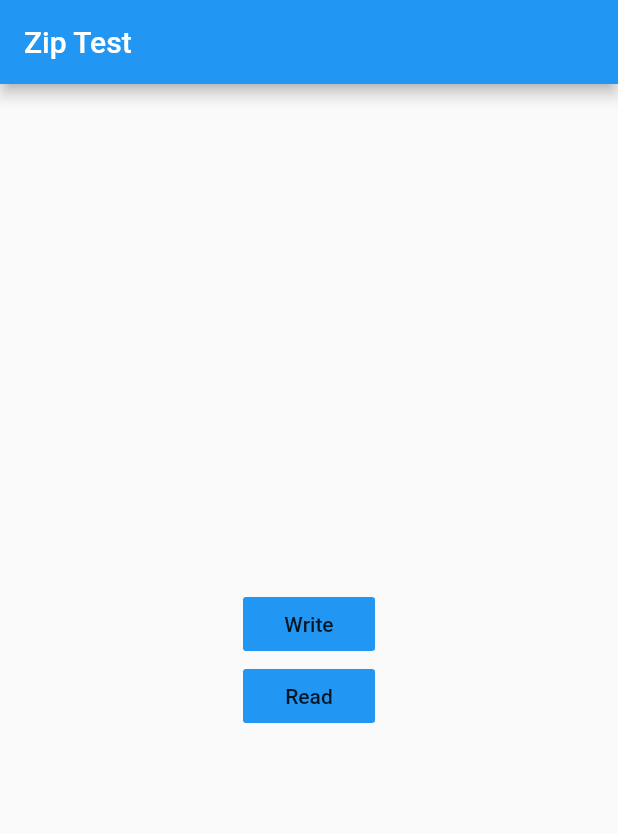
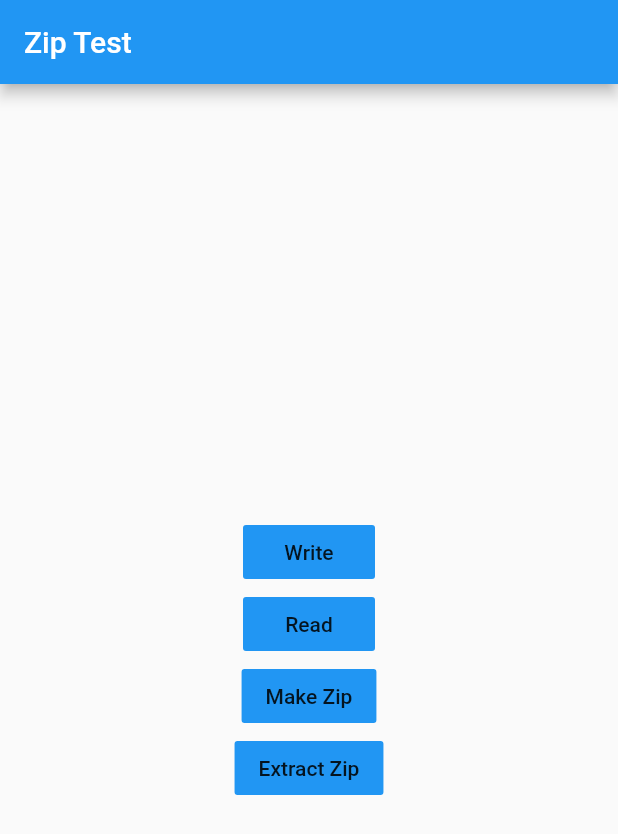
Before and after one commit to ibrahim-cse/zip_test1, a Flutter app: the screen it shows after launch, after a tap on "Write", on a phone screen of 412 x 824 dp. Shown: the top 834 px of the screen. Run offline on Flutter 3.47's test engine with Material 2 defaults, Android fonts, the phone set to English and light mode, and no system bars; our stand-ins replace file_picker, image_picker, open_file.

Commit message:
Added zip

```diff
--- a/lib/main.dart
+++ b/lib/main.dart
@@ -2,44 +2,80 @@ import 'package:archive/archive.dart';
 import 'package:archive/archive_io.dart';
 import 'package:flutter/material.dart';
 import 'package:path_provider/path_provider.dart';
+import 'package:image_picker/image_picker.dart';
+import 'package:file_picker/file_picker.dart';
+import 'package:open_file/open_file.dart';
 import 'dart:io';
 
 void main() {
-  runApp(MaterialApp(home: ZipTest()));
+  runApp(MaterialApp(home: ZipMaker()));
 }
 
-class ZipTest extends StatefulWidget {
-  const ZipTest({Key? key}) : super(key: key);
+class ZipMaker extends StatefulWidget {
+  const ZipMaker({Key? key}) : super(key: key);
 
   @override
-  _ZipTestState createState() => _ZipTestState();
+  _ZipMakerState createState() => _ZipMakerState();
 }
 
-class _ZipTestState extends State<ZipTest> {
-  Future<String> getFilePath() async {
-    Directory directory = await getApplicationDocumentsDirectory();
-    print(directory.path);
-    String dirPath = directory.path;
-    String filePath = '$dirPath/demoTextFile.txt';
-
-    return filePath;
+class _ZipMakerState extends State<ZipMaker> {
+  void viewFile(PlatformFile file) {
+    OpenFile.open(file.path);
   }
 
-  void saveFile() async {
-    File file = File(await getFilePath());
-    file.writeAsString(
-        "This is my demo text that will be saved to : demoTextFile.txt");
+  writeFile(String text) async {
+    Directory? directory = await getExternalStorageDirectory();
+    print(directory!.path);
+    String dirPath = directory.path;
+    final File createFile = File('$dirPath/demoTextFile.txt');
+    String filePath = '$dirPath/demoTextFile.txt';
+    await createFile.writeAsString(text);
   }
 
-  void readFile() async {
-    File file = File(await getFilePath());
+  readFile() async {
+    Directory? directory = await getExternalStorageDirectory();
+    String dirpath = directory!.path;
+    File file = File('$dirpath/demoTextFile.txt');
     String fileContent = await file.readAsString();
+    print('File Content: $fileContent');
+  }
 
-    print('File Content: $fileContent');
+  zipMaker() async {
+    Directory? directory = await getExternalStorageDirectory();
+    String dirPath = directory!.path;
+    print(directory.path);
+    var zipEncoder = ZipFileEncoder();
+    zipEncoder.create(directory.path + "/" + 'demoTextFile.zip');
+    zipEncoder.addFile(File('$dirPath/demoTextFile.txt'));
+    zipEncoder.close();
+  }
+
+  zipExtractor() async {
+    Directory? directory = await getExternalStorageDirectory();
+    String dirPath = directory!.path;
+    print(directory.path);
+    List<int> bytes;
+    bytes = File('$dirPath/demoTextFile1.zip').readAsBytesSync();
+
+    Archive archive = ZipDecoder().decodeBytes(bytes);
+
+    for (ArchiveFile file in archive) {
+      String filename = file.name;
+      String decodePath = (dirPath + filename);
+      if (file.isFile) {
+        List<int> data = file.content;
+        File(decodePath)
+          ..createSync(recursive: true)
+          ..writeAsBytesSync(data);
+      } else {
+        Directory(decodePath).create(recursive: true);
+      }
+    }
   }
 
   @override
   Widget build(BuildContext context) {
+    String text;
     return Scaffold(
       appBar: AppBar(
         title: Text("Zip Test"),
@@ -51,7 +87,7 @@ class _ZipTestState extends State<ZipTest> {
             FlatButton(
               color: Colors.blue,
               onPressed: () {
-                saveFile();
+                writeFile(text = 'Ami Kisu pari na');
               },
               child: const Text("Write"),
             ),
@@ -62,6 +98,20 @@ class _ZipTestState extends State<ZipTest> {
               },
               child: const Text("Read"),
             ),
+            FlatButton(
+              color: Colors.blue,
+              onPressed: () {
+                zipMaker();
+              },
+              child: const Text("Make Zip"),
+            ),
+            FlatButton(
+              color: Colors.blue,
+              onPressed: () {
+                zipExtractor();
+              },
+              child: const Text("Extract Zip"),
+            ),
           ],
         ),
       ),
--- a/pubspec.yaml
+++ b/pubspec.yaml
@@ -37,6 +37,9 @@ dependencies:
   archive: ^3.1.6
   path_provider: ^2.0.7
   image_picker:
+  file_picker: ^4.2.7
+  open_file: ^3.2.1
+
 
 dev_dependencies:
   flutter_test:
```
Also changed, not shown: pubspec.lock, 1 other file.
